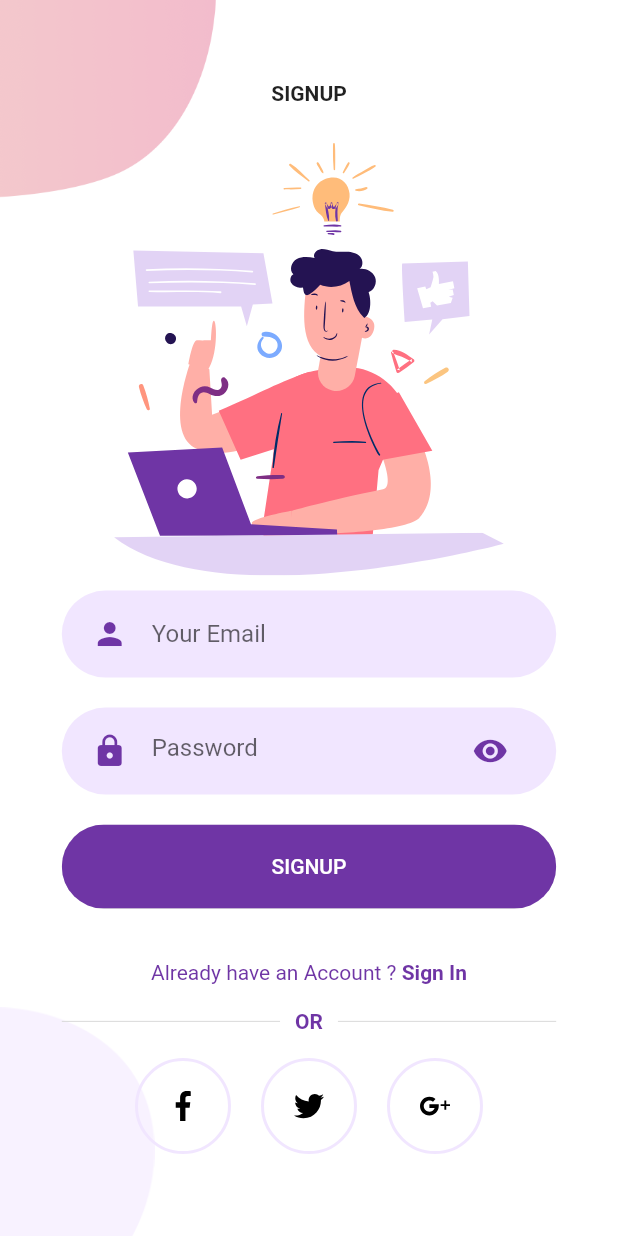
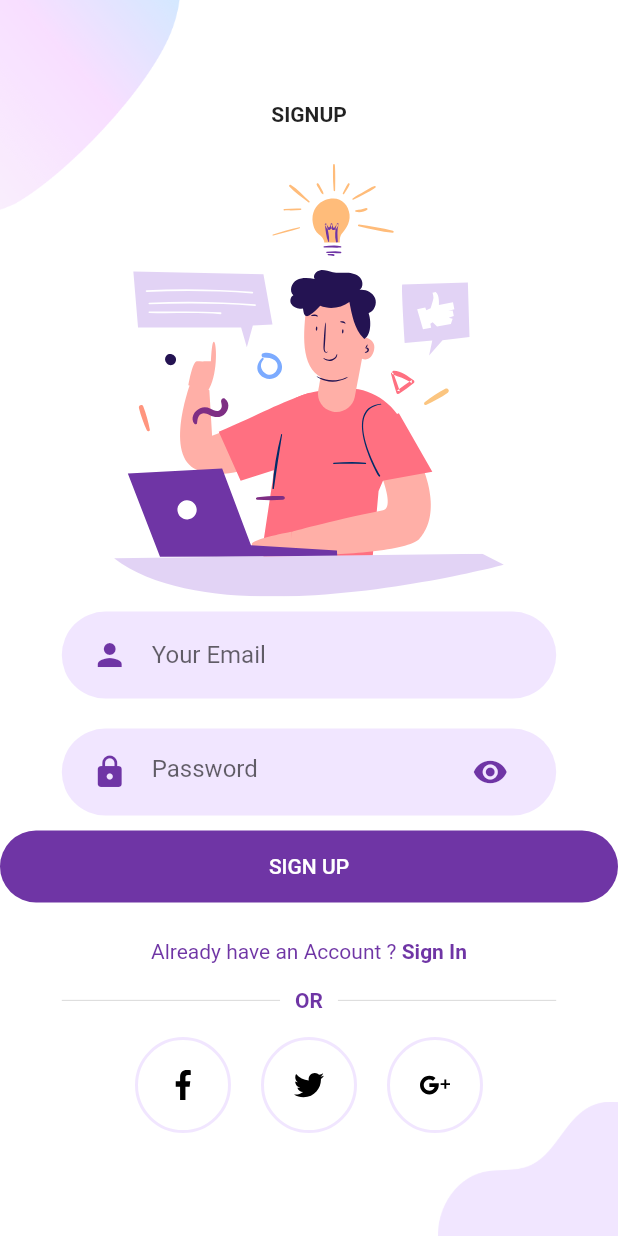
Before and after one commit to softdev55/Welcome-Login-Signup-Page-Flutter, a Flutter app: the screen it shows after launch, after a tap on "SIGN UP", on a phone screen of 412 x 824 dp. Run offline on Flutter 3.47's test engine with Material 2 defaults, Android fonts, the light colour scheme and no system bars; our stand-ins replace flutter_svg.

Commit message:
code refector

```diff
--- a/lib/Screens/Login/components/background.dart
+++ /dev/null
@@ -1,40 +0,0 @@
-import 'package:flutter/material.dart';
-
-class Background extends StatelessWidget {
-  final Widget child;
-  const Background({
-    Key key,
-    @required this.child,
-  }) : super(key: key);
-
-  @override
-  Widget build(BuildContext context) {
-    Size size = MediaQuery.of(context).size;
-    return Container(
-      width: double.infinity,
-      height: size.height,
-      child: Stack(
-        alignment: Alignment.center,
-        children: <Widget>[
-          Positioned(
-            top: 0,
-            left: 0,
-            child: Image.asset(
-              "assets/images/main_top.png",
-              width: size.width * 0.35,
-            ),
-          ),
-          Positioned(
-            bottom: 0,
-            right: 0,
-            child: Image.asset(
-              "assets/images/login_bottom.png",
-              width: size.width * 0.4,
-            ),
-          ),
-          child,
-        ],
-      ),
-    );
-  }
-}
--- a/lib/Screens/Login/components/body.dart
+++ b/lib/Screens/Login/components/body.dart
@@ -1,5 +1,5 @@
 import 'package:flutter/material.dart';
-import 'package:flutter_auth/Screens/Login/components/background.dart';
+import 'package:flutter_auth/components/background.dart';
 import 'package:flutter_auth/Screens/Signup/signup_screen.dart';
 import 'package:flutter_auth/components/already_have_an_account_acheck.dart';
 import 'package:flutter_auth/components/rounded_button.dart';
@@ -37,9 +37,14 @@ class Body extends StatelessWidget {
             RoundedPasswordField(
               onChanged: (value) {},
             ),
-            RoundedButton(
-              text: "LOGIN",
-              press: () {},
+            Hero(
+              tag: "login_btn",
+              child: ElevatedButton(
+                onPressed: () {},
+                child: Text(
+                  "Login".toUpperCase(),
+                ),
+              ),
             ),
             SizedBox(height: size.height * 0.03),
             AlreadyHaveAnAccountCheck(
--- a/lib/Screens/Signup/components/background.dart
+++ /dev/null
@@ -1,41 +0,0 @@
-import 'package:flutter/material.dart';
-
-class Background extends StatelessWidget {
-  final Widget child;
-  const Background({
-    Key key,
-    @required this.child,
-  }) : super(key: key);
-
-  @override
-  Widget build(BuildContext context) {
-    Size size = MediaQuery.of(context).size;
-    return Container(
-      height: size.height,
-      width: double.infinity,
-      // Here i can use size.width but use double.infinity because both work as a same
-      child: Stack(
-        alignment: Alignment.center,
-        children: <Widget>[
-          Positioned(
-            top: 0,
-            left: 0,
-            child: Image.asset(
-              "assets/images/signup_top.png",
-              width: size.width * 0.35,
-            ),
-          ),
-          Positioned(
-            bottom: 0,
-            left: 0,
-            child: Image.asset(
-              "assets/images/main_bottom.png",
-              width: size.width * 0.25,
-            ),
-          ),
-          child,
-        ],
-      ),
-    );
-  }
-}
--- a/lib/Screens/Signup/components/body.dart
+++ b/lib/Screens/Signup/components/body.dart
@@ -1,13 +1,13 @@
 import 'package:flutter/material.dart';
 import 'package:flutter_auth/Screens/Login/login_screen.dart';
-import 'package:flutter_auth/Screens/Signup/components/background.dart';
 import 'package:flutter_auth/Screens/Signup/components/or_divider.dart';
 import 'package:flutter_auth/Screens/Signup/components/social_icon.dart';
 import 'package:flutter_auth/components/already_have_an_account_acheck.dart';
-import 'package:flutter_auth/components/rounded_button.dart';
 import 'package:flutter_auth/components/rounded_input_field.dart';
 import 'package:flutter_auth/components/rounded_password_field.dart';
 import 'package:flutter_svg/svg.dart';
+
+import '../../../components/background.dart';
 
 class Body extends StatelessWidget {
   @override
@@ -34,9 +34,9 @@ class Body extends StatelessWidget {
             RoundedPasswordField(
               onChanged: (value) {},
             ),
-            RoundedButton(
-              text: "SIGNUP",
-              press: () {},
+            ElevatedButton(
+              onPressed: () {},
+              child: Text("Sign Up".toUpperCase()),
             ),
             SizedBox(height: size.height * 0.03),
             AlreadyHaveAnAccountCheck(
--- a/lib/Screens/Welcome/components/background.dart
+++ /dev/null
@@ -1,40 +0,0 @@
-import 'package:flutter/material.dart';
-
-class Background extends StatelessWidget {
-  final Widget child;
-  const Background({
-    Key key,
-    @required this.child,
-  }) : super(key: key);
-
-  @override
-  Widget build(BuildContext context) {
-    Size size = MediaQuery.of(context).size;
-    return Container(
-      height: size.height,
-      width: double.infinity,
-      child: Stack(
-        alignment: Alignment.center,
-        children: <Widget>[
-          Positioned(
-            top: 0,
-            left: 0,
-            child: Image.asset(
-              "assets/images/main_top.png",
-              width: size.width * 0.3,
-            ),
-          ),
-          Positioned(
-            bottom: 0,
-            left: 0,
-            child: Image.asset(
-              "assets/images/main_bottom.png",
-              width: size.width * 0.2,
-            ),
-          ),
-          child,
-        ],
-      ),
-    );
-  }
-}
--- a/lib/Screens/Welcome/components/body.dart
+++ /dev/null
@@ -1,62 +0,0 @@
-import 'package:flutter/material.dart';
-import 'package:flutter_auth/Screens/Login/login_screen.dart';
-import 'package:flutter_auth/Screens/Signup/signup_screen.dart';
-import 'package:flutter_auth/Screens/Welcome/components/background.dart';
-import 'package:flutter_auth/components/rounded_button.dart';
-import 'package:flutter_auth/constants.dart';
-import 'package:flutter_svg/svg.dart';
-
-class Body extends StatelessWidget {
-  @override
-  Widget build(BuildContext context) {
-    Size size = MediaQuery.of(context).size;
-    // This size provide us total height and width of our screen
-    return Background(
-      child: SingleChildScrollView(
-        child: Column(
-          mainAxisAlignment: MainAxisAlignment.center,
-          children: <Widget>[
-            Text(
-              "WELCOME TO EDU",
-              style: TextStyle(fontWeight: FontWeight.bold),
-            ),
-            SizedBox(height: size.height * 0.05),
-            SvgPicture.asset(
-              "assets/icons/chat.svg",
-              height: size.height * 0.45,
-            ),
-            SizedBox(height: size.height * 0.05),
-            RoundedButton(
-              text: "LOGIN",
-              press: () {
-                Navigator.push(
-                  context,
-                  MaterialPageRoute(
-                    builder: (context) {
-                      return LoginScreen();
-                    },
-                  ),
-                );
-              },
-            ),
-            RoundedButton(
-              text: "SIGN UP",
-              color: kPrimaryLightColor,
-              textColor: Colors.black,
-              press: () {
-                Navigator.push(
-                  context,
-                  MaterialPageRoute(
-                    builder: (context) {
-                      return SignUpScreen();
-                    },
-                  ),
-                );
-              },
-            ),
-          ],
-        ),
-      ),
-    );
-  }
-}
--- a/lib/Screens/Welcome/welcome_screen.dart
+++ b/lib/Screens/Welcome/welcome_screen.dart
@@ -1,11 +1,94 @@
 import 'package:flutter/material.dart';
-import 'package:flutter_auth/Screens/Welcome/components/body.dart';
+import 'package:flutter_svg/flutter_svg.dart';
+
+import '../../Screens/Login/login_screen.dart';
+import '../../Screens/Signup/signup_screen.dart';
+import '../../components/background.dart';
+import '../../constants.dart';
 
 class WelcomeScreen extends StatelessWidget {
   @override
   Widget build(BuildContext context) {
-    return Scaffold(
-      body: Body(),
+    Size size = MediaQuery.of(context).size;
+    // This size provide us total height and width of our screen
+    return Background(
+      child: SingleChildScrollView(
+        child: SafeArea(
+          child: Column(
+            mainAxisAlignment: MainAxisAlignment.center,
+            children: <Widget>[
+              Text(
+                "WELCOME TO EDU",
+                style: TextStyle(fontWeight: FontWeight.bold),
+              ),
+              SizedBox(height: defaultPadding * 2),
+              Row(
+                children: [
+                  Spacer(),
+                  Expanded(
+                    flex: 8,
+                    child: SvgPicture.asset(
+                      "assets/icons/chat.svg",
+                    ),
+                  ),
+                  Spacer(),
+                ],
+              ),
+              SizedBox(height: defaultPadding * 2),
+              Row(
+                children: [
+                  Spacer(),
+                  Expanded(
+                    flex: 8,
+                    child: Column(
+                      children: [
+                        Hero(
+                          tag: "login_btn",
+                          child: ElevatedButton(
+                            onPressed: () {
+                              Navigator.push(
+                                context,
+                                MaterialPageRoute(
+                                  builder: (context) {
+                                    return LoginScreen();
+                                  },
+                                ),
+                              );
+                            },
+                            child: Text(
+                              "Login".toUpperCase(),
+                            ),
+                          ),
+                        ),
+                        const SizedBox(height: 16),
+                        ElevatedButton(
+                          onPressed: () {
+                            Navigator.push(
+                              context,
+                              MaterialPageRoute(
+                                builder: (context) {
+                                  return SignUpScreen();
+                                },
+                              ),
+                            );
+                          },
+                          style: ElevatedButton.styleFrom(
+                              primary: kPrimaryLightColor, elevation: 0),
+                          child: Text(
+                            "Sign Up".toUpperCase(),
+                            style: TextStyle(color: Colors.black),
+                          ),
+                        ),
+                      ],
+                    ),
+                  ),
+                  Spacer(),
+                ],
+              ),
+            ],
+          ),
+        ),
+      ),
     );
   }
 }
--- /dev/null
+++ b/lib/components/background.dart
@@ -0,0 +1,44 @@
+import 'package:flutter/material.dart';
+
+class Background extends StatelessWidget {
+  final Widget child;
+  const Background({
+    Key key,
+    @required this.child,
+    this.topImage = "assets/images/main_top.png",
+    this.bottomImage = "assets/images/login_bottom.png",
+  }) : super(key: key);
+
+  final String topImage, bottomImage;
+
+  @override
+  Widget build(BuildContext context) {
+    Size size = MediaQuery.of(context).size;
+    return Scaffold(
+      resizeToAvoidBottomInset: false,
+      body: Container(
+        width: double.infinity,
+        height: size.height,
+        child: Stack(
+          alignment: Alignment.center,
+          children: <Widget>[
+            Positioned(
+              top: 0,
+              left: 0,
+              child: Image.asset(
+                topImage,
+                width: 120,
+              ),
+            ),
+            Positioned(
+              bottom: 0,
+              right: 0,
+              child: Image.asset(bottomImage, width: 120),
+            ),
+            child,
+          ],
+        ),
+      ),
+    );
+  }
+}
--- a/lib/constants.dart
+++ b/lib/constants.dart
@@ -2,3 +2,5 @@ import 'package:flutter/material.dart';
 
 const kPrimaryColor = Color(0xFF6F35A5);
 const kPrimaryLightColor = Color(0xFFF1E6FF);
+
+const double defaultPadding = 16.0;
--- a/lib/main.dart
+++ b/lib/main.dart
@@ -14,6 +14,15 @@ class MyApp extends StatelessWidget {
       theme: ThemeData(
         primaryColor: kPrimaryColor,
         scaffoldBackgroundColor: Colors.white,
+        elevatedButtonTheme: ElevatedButtonThemeData(
+          style: ElevatedButton.styleFrom(
+            elevation: 0,
+            primary: kPrimaryColor,
+            shape: StadiumBorder(),
+            maximumSize: Size(double.infinity, 48),
+            minimumSize: Size(double.infinity, 48),
+          ),
+        ),
       ),
       home: WelcomeScreen(),
     );
```
Also changed, not shown: pubspec.lock, 4 other files.
